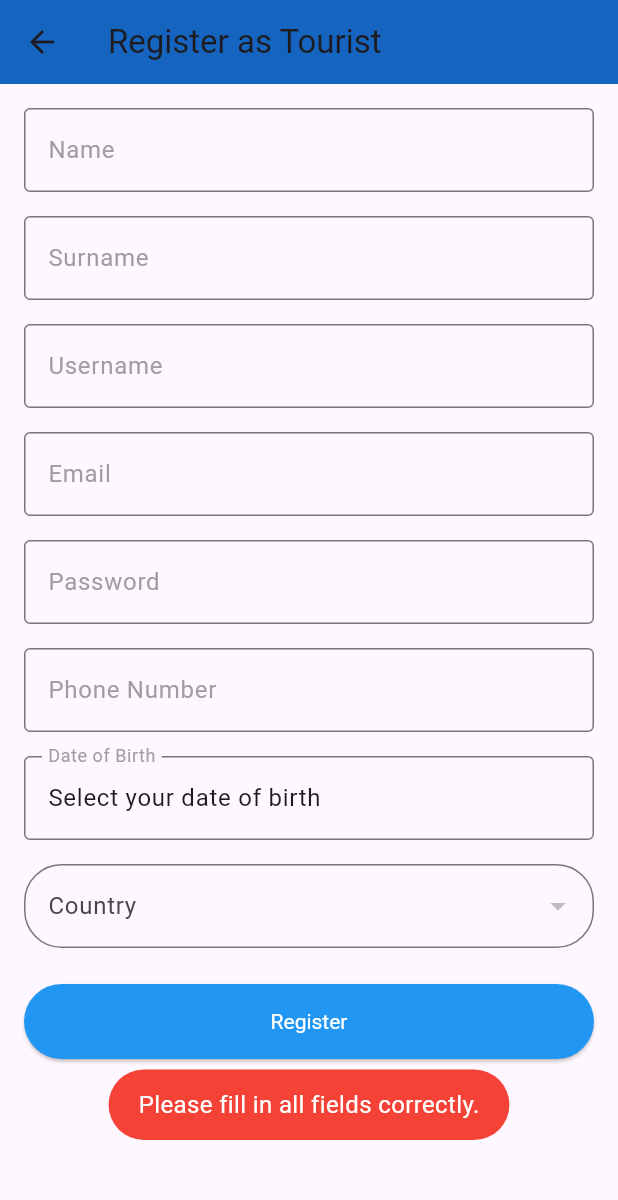
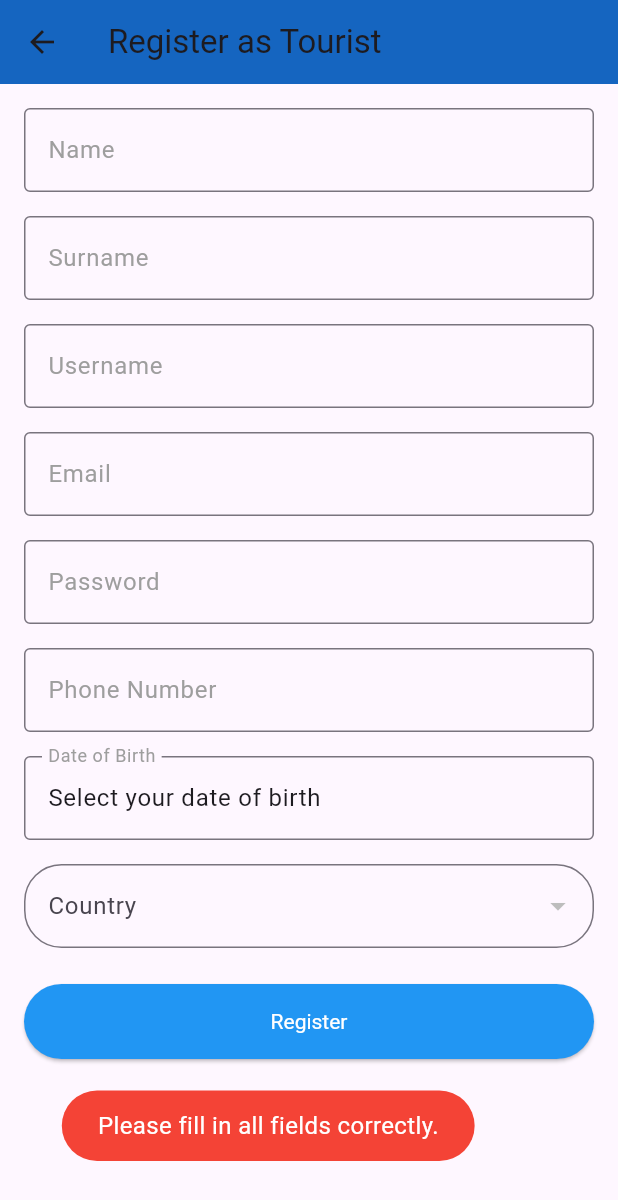
Before and after one commit to devrugu/buddy_client_side, a Flutter app: the RegisterTouristScreen screen opened directly, after a tap on "Register", on a phone screen of 412 x 824 dp. Shown: the top 1200 px of the screen. Run offline on Flutter 3.47's test engine with Material 3 defaults, Android fonts, the phone set to English and light mode, and no system bars; our stand-ins replace email_validator, mask_text_input_formatter, shared_preferences; accounts and stored records are empty; network calls fail.

Commit message:
modified the warning messages that user will see

```diff
--- a/lib/src/views/register_tourist_screen.dart
+++ b/lib/src/views/register_tourist_screen.dart
@@ -105,7 +105,7 @@ class RegisterTouristScreenState extends State<RegisterTouristScreen> {
         !EmailValidator.validate(_emailController.text) ||
         !_isValidPassword(_passwordController.text) ||
         !_isValidPhoneNumber(_phoneNumberController.text) ||
-        //!_isValidDateOfBirth(_selectedDate) ||
+        //_isValidDateOfBirth(_selectedDate) ||
         _selectedCountry == null) {
       _showErrorDialog('Please fill in all fields correctly.');
       return;
@@ -125,17 +125,20 @@ class RegisterTouristScreenState extends State<RegisterTouristScreen> {
         'country': _selectedCountry,
       });
 
-      if (response.statusCode == 200) {
+      final responseData = json.decode(response.body);
+      if (response.statusCode == 200 && responseData['error'] == false) {
         // Handle successful registration
-        WarningMessages.success(context, 'Registration successful');
+        WarningMessages.success(
+            context, responseData['message'] ?? 'Registration successful');
         Navigator.push(
           context,
           MaterialPageRoute(
               builder: (context) => LoginScreen(key: UniqueKey())),
         );
       } else {
-        WarningMessages.error(context, 'Registration failed');
-        throw Exception('Registration failed');
+        // Handle failure or errors
+        String errorMessage = responseData['message'] ?? 'Registration failed';
+        _showErrorDialog(errorMessage);
       }
     } catch (e) {
       _showErrorDialog('Registration error: $e');
--- a/lib/src/widgets/warning_messages.dart
+++ b/lib/src/widgets/warning_messages.dart
@@ -1,26 +1,47 @@
 import 'package:flutter/material.dart';
-import 'package:fluttertoast/fluttertoast.dart';
 
 class WarningMessages {
+  static void show(BuildContext context, String message,
+      {bool isSuccess = true}) {
+    final color = isSuccess ? Colors.green : Colors.red;
+
+    final overlay = OverlayEntry(
+      builder: (context) => Positioned(
+        bottom: 50.0,
+        left: MediaQuery.of(context).size.width * 0.1,
+        child: Material(
+          color: Colors.transparent,
+          child: Container(
+            padding:
+                const EdgeInsets.symmetric(horizontal: 24.0, vertical: 12.0),
+            decoration: BoxDecoration(
+              color: color,
+              borderRadius: BorderRadius.circular(25.0),
+            ),
+            child: Text(
+              message,
+              style: const TextStyle(
+                color: Colors.white,
+                fontSize: 16.0,
+              ),
+            ),
+          ),
+        ),
+      ),
+    );
+
+    // Overlay'e widget'ı ekleyin ve belirli bir süre sonra kaldırın
+    Overlay.of(context)?.insert(overlay);
+    Future.delayed(const Duration(seconds: 2), () {
+      overlay.remove();
+    });
+  }
+
   static void success(BuildContext context, String message) {
-    Fluttertoast.showToast(
-        msg: message,
-        toastLength: Toast.LENGTH_SHORT,
-        gravity: ToastGravity.BOTTOM,
-        backgroundColor: Colors.green,
-        textColor: Colors.white,
-        fontSize: 16.0,
-        timeInSecForIosWeb: 1);
+    show(context, message, isSuccess: true);
   }
 
   static void error(BuildContext context, String message) {
-    Fluttertoast.showToast(
-        msg: message,
-        toastLength: Toast.LENGTH_SHORT,
-        gravity: ToastGravity.BOTTOM,
-        backgroundColor: Colors.red,
-        textColor: Colors.white,
-        fontSize: 16.0,
-        timeInSecForIosWeb: 1);
+    show(context, message, isSuccess: false);
   }
 }
```
Also changed, not shown: lib/src/views/activities_and_interests_screen.dart (+16 -19 lines), lib/src/views/login_screen.dart (+9 -41 lines), lib/src/views/other_informations_screen.dart (+8 -12 lines), lib/src/views/register_guide_screen.dart (+9 -7 lines).
